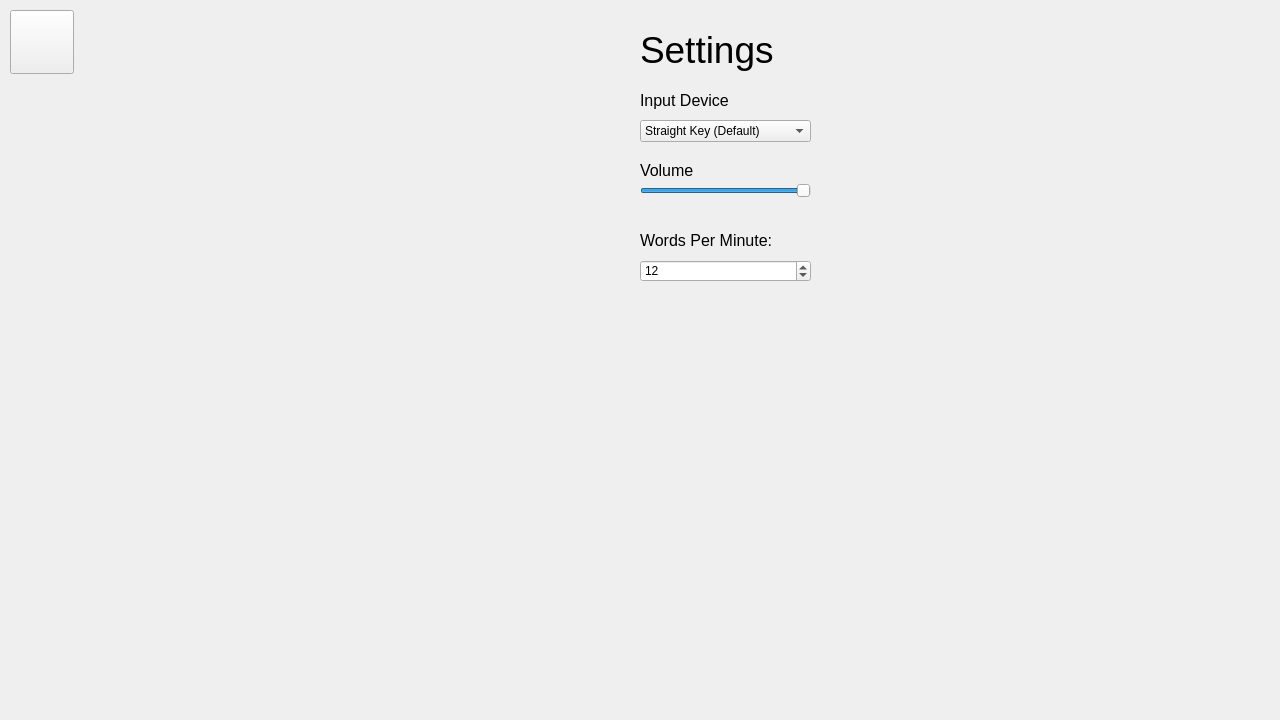
UofU-CS3505/cs3505-assignment9-the_tigers, file MorseCodeLearner/settingswindow.ui: the form before one commit.
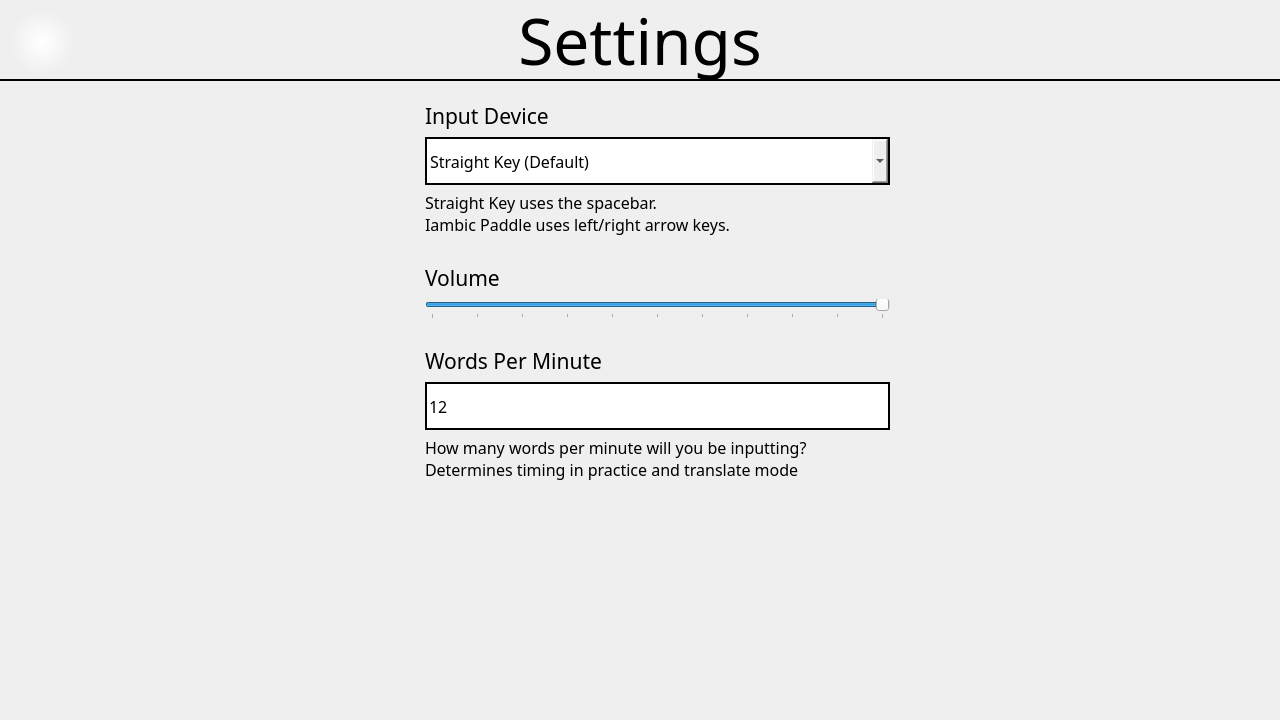
The form after the commit.

```diff
--- a/MorseCodeLearner/settingswindow.ui
+++ b/MorseCodeLearner/settingswindow.ui
@@ -13,6 +13,53 @@
   <property name="windowTitle">
    <string>Form</string>
   </property>
+  <widget class="QFrame" name="headerFrame">
+   <property name="geometry">
+    <rect>
+     <x>0</x>
+     <y>0</y>
+     <width>1281</width>
+     <height>81</height>
+    </rect>
+   </property>
+   <property name="styleSheet">
+    <string notr="true">border: none;
+border-bottom: 2px solid black;</string>
+   </property>
+   <property name="frameShape">
+    <enum>QFrame::Shape::NoFrame</enum>
+   </property>
+   <property name="frameShadow">
+    <enum>QFrame::Shadow::Sunken</enum>
+   </property>
+   <property name="lineWidth">
+    <number>1</number>
+   </property>
+   <widget class="QLabel" name="headerLabel_2">
+    <property name="geometry">
+     <rect>
+      <x>0</x>
+      <y>0</y>
+      <width>1280</width>
+      <height>81</height>
+     </rect>
+    </property>
+    <property name="font">
+     <font>
+      <family>Old London</family>
+      <pointsize>48</pointsize>
+     </font>
+    </property>
+    <property name="lineWidth">
+     <number>-1</number>
+    </property>
+    <property name="text">
+     <string>Settings</string>
+    </property>
+    <property name="alignment">
+     <set>Qt::AlignmentFlag::AlignCenter</set>
+    </property>
+   </widget>
   <widget class="QPushButton" name="backButton">
    <property name="geometry">
     <rect>
@@ -22,54 +69,134 @@
      <height>64</height>
     </rect>
    </property>
+    <property name="cursor">
+     <cursorShape>PointingHandCursor</cursorShape>
+    </property>
+    <property name="focusPolicy">
+     <enum>Qt::FocusPolicy::ClickFocus</enum>
+    </property>
+    <property name="styleSheet">
+     <string notr="true">border: none;
+background-color: transparent;
+background: qradialgradient(spread:pad, cx:0.5, cy:0.5, radius:0.5, fx:0.5, fy:0.5, stop:0 rgba(255, 255, 255, 255), stop:1 rgba(255, 255, 255, 0));</string>
+    </property>
    <property name="text">
     <string/>
    </property>
   </widget>
-  <widget class="QLabel" name="settingsTitle">
+  </widget>
+  <widget class="QWidget" name="">
    <property name="geometry">
     <rect>
-     <x>640</x>
-     <y>10</y>
-     <width>500</width>
-     <height>80</height>
+     <x>-5</x>
+     <y>100</y>
+     <width>1345</width>
+     <height>381</height>
     </rect>
    </property>
+   <layout class="QVBoxLayout" name="settingsLayout">
+    <property name="leftMargin">
+     <number>430</number>
+    </property>
+    <property name="rightMargin">
+     <number>450</number>
+    </property>
+    <item alignment="Qt::AlignmentFlag::AlignLeft">
+     <widget class="QLabel" name="deviceLabel">
    <property name="font">
     <font>
-     <pointsize>28</pointsize>
+        <family>JMH Typewriter</family>
+        <pointsize>16</pointsize>
     </font>
    </property>
    <property name="text">
-    <string>Settings</string>
-   </property>
-  </widget>
+       <string>Input Device</string>
+      </property>
+      <property name="alignment">
+       <set>Qt::AlignmentFlag::AlignLeading|Qt::AlignmentFlag::AlignLeft|Qt::AlignmentFlag::AlignVCenter</set>
+      </property>
+     </widget>
+    </item>
+    <item>
+     <widget class="QComboBox" name="inputDevice">
+      <property name="sizePolicy">
+       <sizepolicy hsizetype="Preferred" vsizetype="Minimum">
+        <horstretch>0</horstretch>
+        <verstretch>0</verstretch>
+       </sizepolicy>
+      </property>
+      <property name="minimumSize">
+       <size>
+        <width>0</width>
+        <height>48</height>
+       </size>
+      </property>
+      <property name="font">
+       <font>
+        <family>JMH Typewriter</family>
+        <pointsize>12</pointsize>
+       </font>
+      </property>
+      <property name="styleSheet">
+       <string notr="true">border: 2px solid black;
+padding-left: 0.5em;</string>
+      </property>
+      <item>
+       <property name="text">
+        <string>Straight Key (Default)</string>
+       </property>
+      </item>
+      <item>
+       <property name="text">
+        <string>Iambic Paddle</string>
+       </property>
+      </item>
+     </widget>
+    </item>
+    <item>
+     <widget class="QLabel" name="label">
+      <property name="font">
+       <font>
+        <family>JMH Typewriter</family>
+        <pointsize>12</pointsize>
+       </font>
+      </property>
+      <property name="text">
+       <string>Straight Key uses the spacebar. 
+Iambic Paddle uses left/right arrow keys.</string>
+      </property>
+     </widget>
+    </item>
+    <item>
+     <spacer name="horizontalSpacer">
+      <property name="orientation">
+       <enum>Qt::Orientation::Horizontal</enum>
+      </property>
+      <property name="sizeHint" stdset="0">
+       <size>
+        <width>40</width>
+        <height>20</height>
+       </size>
+      </property>
+     </spacer>
+    </item>
+    <item>
   <widget class="QLabel" name="volumeTitle">
-   <property name="geometry">
-    <rect>
-     <x>640</x>
-     <y>160</y>
-     <width>80</width>
-     <height>20</height>
-    </rect>
-   </property>
    <property name="font">
     <font>
-     <pointsize>12</pointsize>
+        <family>JMH Typewriter</family>
+        <pointsize>16</pointsize>
     </font>
    </property>
    <property name="text">
     <string>Volume</string>
    </property>
   </widget>
+    </item>
+    <item>
   <widget class="QSlider" name="volumeSlider">
-   <property name="geometry">
-    <rect>
-     <x>640</x>
-     <y>180</y>
-     <width>171</width>
-     <height>22</height>
-    </rect>
+      <property name="styleSheet">
+       <string notr="true"/>
    </property>
    <property name="maximum">
     <number>100</number>
@@ -80,33 +207,75 @@
    <property name="orientation">
     <enum>Qt::Orientation::Horizontal</enum>
    </property>
-  </widget>
+      <property name="invertedAppearance">
+       <bool>false</bool>
+      </property>
+      <property name="invertedControls">
+       <bool>false</bool>
+      </property>
+      <property name="tickPosition">
+       <enum>QSlider::TickPosition::TicksBelow</enum>
+      </property>
+      <property name="tickInterval">
+       <number>10</number>
+      </property>
+     </widget>
+    </item>
+    <item>
+     <spacer name="horizontalSpacer_2">
+      <property name="orientation">
+       <enum>Qt::Orientation::Horizontal</enum>
+      </property>
+      <property name="sizeHint" stdset="0">
+       <size>
+        <width>40</width>
+        <height>20</height>
+       </size>
+      </property>
+     </spacer>
+    </item>
+    <item>
   <widget class="QLabel" name="wpmTitle">
-   <property name="geometry">
-    <rect>
-     <x>640</x>
-     <y>230</y>
-     <width>160</width>
-     <height>20</height>
-    </rect>
-   </property>
    <property name="font">
     <font>
-     <pointsize>12</pointsize>
+        <family>JMH Typewriter</family>
+        <pointsize>16</pointsize>
     </font>
    </property>
    <property name="text">
-    <string>Words Per Minute:</string>
-   </property>
-  </widget>
+       <string>Words Per Minute</string>
+      </property>
+     </widget>
+    </item>
+    <item>
   <widget class="QSpinBox" name="wpmSpinBox">
-   <property name="geometry">
-    <rect>
-     <x>640</x>
-     <y>260</y>
-     <width>171</width>
-     <height>22</height>
-    </rect>
+      <property name="minimumSize">
+       <size>
+        <width>0</width>
+        <height>48</height>
+       </size>
+      </property>
+      <property name="font">
+       <font>
+        <family>JMH Typewriter</family>
+        <pointsize>12</pointsize>
+       </font>
+      </property>
+      <property name="styleSheet">
+       <string notr="true">border: 2px solid black;
+padding-left: 0.5em;</string>
+      </property>
+      <property name="wrapping">
+       <bool>false</bool>
+      </property>
+      <property name="frame">
+       <bool>true</bool>
+      </property>
+      <property name="buttonSymbols">
+       <enum>QAbstractSpinBox::ButtonSymbols::NoButtons</enum>
+      </property>
+      <property name="accelerated">
+       <bool>false</bool>
    </property>
    <property name="maximum">
     <number>30</number>
@@ -115,43 +284,22 @@
     <number>12</number>
    </property>
   </widget>
-  <widget class="QComboBox" name="inputDevice">
-   <property name="geometry">
-    <rect>
-     <x>640</x>
-     <y>120</y>
-     <width>171</width>
-     <height>22</height>
-    </rect>
-   </property>
-   <item>
-    <property name="text">
-     <string>Straight Key (Default)</string>
-    </property>
    </item>
    <item>
-    <property name="text">
-     <string>Iambic Paddle</string>
-    </property>
-   </item>
-  </widget>
-  <widget class="QLabel" name="deviceLabel">
-   <property name="geometry">
-    <rect>
-     <x>640</x>
-     <y>90</y>
-     <width>151</width>
-     <height>21</height>
-    </rect>
-   </property>
+     <widget class="QLabel" name="label_2">
    <property name="font">
     <font>
+        <family>JMH Typewriter</family>
      <pointsize>12</pointsize>
     </font>
    </property>
    <property name="text">
-    <string>Input Device</string>
-   </property>
+       <string>How many words per minute will you be inputting?
+Determines timing in practice and translate mode</string>
+      </property>
+     </widget>
+    </item>
+   </layout>
   </widget>
  </widget>
  <resources/>
```
Lines whose indentation alone changed are shown as unchanged.
